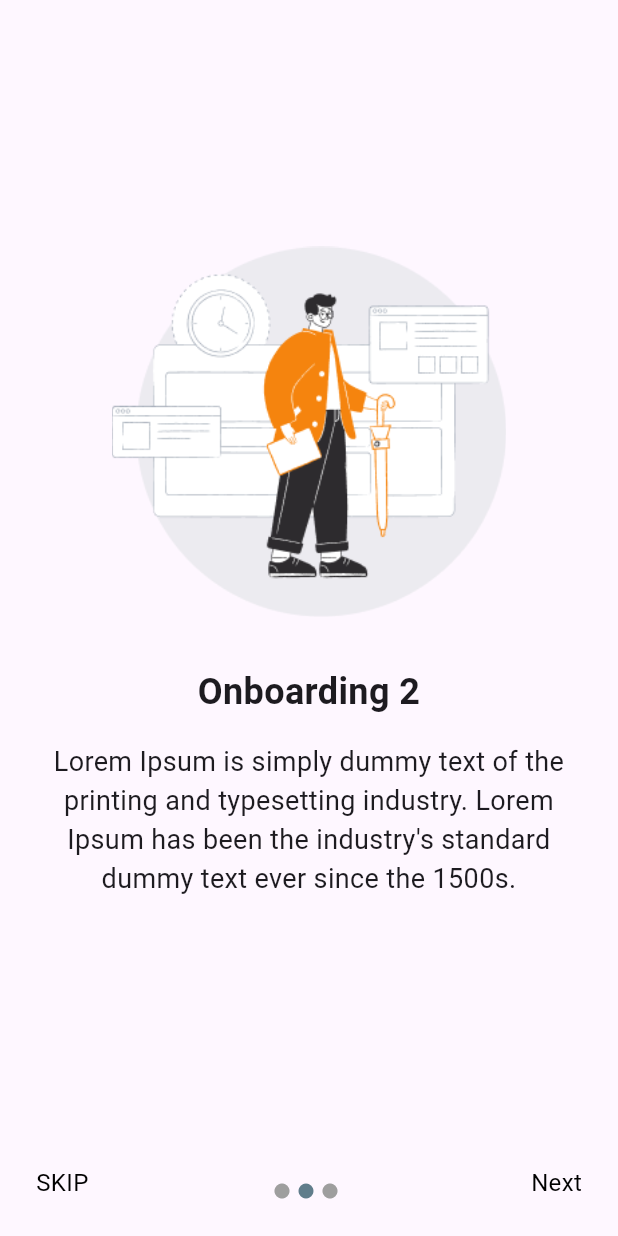
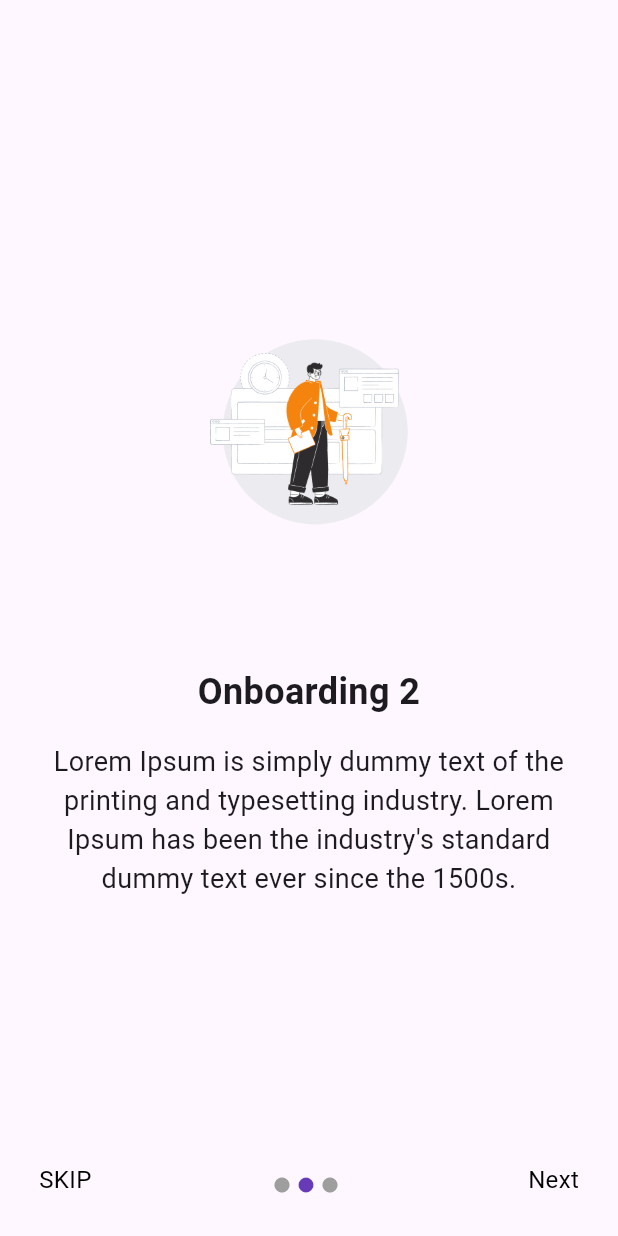
Before and after one commit to ahmedkhan4u/custom_onboard, a Flutter app: the screen it shows after launch, swiped to page 2, on a phone screen of 412 x 824 dp. Run offline on Flutter 3.47's test engine with Material 3 defaults, Android fonts, the phone set to English and light mode, and no system bars.

Commit message:
Updated Changes
Image Animation
Other helper fields added

```diff
--- a/example/lib/main.dart
+++ b/example/lib/main.dart
@@ -36,25 +36,38 @@ class _MyHomePageState extends State<MyHomePage> {
         pages: [
           PageModel(
             title: "Onboarding 1",
-            body: "Lorem Ipsum is simply dummy text of the printing and typesetting industry. Lorem Ipsum has been the industry's standard dummy text.",
+            body:
+                "Lorem Ipsum is simply dummy text of the printing and typesetting industry. Lorem Ipsum has been the industry's standard dummy text.",
             imagePath: "assets/images/onboard1.png",
           ),
-
           PageModel(
             title: "Onboarding 2",
-            body: "Lorem Ipsum is simply dummy text of the printing and typesetting industry. Lorem Ipsum has been the industry's standard dummy text ever since the 1500s.",
+            body:
+                "Lorem Ipsum is simply dummy text of the printing and typesetting industry. Lorem Ipsum has been the industry's standard dummy text ever since the 1500s.",
             imagePath: "assets/images/onboard2.png",
           ),
-
           PageModel(
             title: "Onboarding 3",
-            body: "Lorem Ipsum is simply dummy text of the printing and typesetting industry. Lorem Ipsum has been the industry's standard dummy text ever since the 1500s, when an unknown printer took a galley of type and scrambled it to make a type specimen book.",
+            body:
+                "Lorem Ipsum is simply dummy text of the printing and typesetting industry. Lorem Ipsum has been the industry's standard dummy text ever since the 1500s, when an unknown printer took a galley of type and scrambled it to make a type specimen book.",
             imagePath: "assets/images/onboard3.png",
-          )
+          ),
+        ],
 
-        ],
+        finishButtonText: "Get Started",
+        activeDotColor: Colors.deepPurple,
+        // showAnimation: false,
+        onFinishClick: () {
+          debugPrint('Onboarding completed');
+          // Navigate to your desired page here.
+          // Example: Navigator.pushNamed(context, '/your_desired_page');
+        },
+        onSkipClick: () {
+          debugPrint('Onboarding skipped');
+          // Navigate to your desired page here.
+          // Example: Navigator.pushNamed(context, '/your_desired_page');
+        },
       ),
     );
   }
-
 }
--- a/lib/custom_onboard.dart
+++ b/lib/custom_onboard.dart
@@ -21,10 +21,18 @@ class CustomOnboard extends StatefulWidget {
   final TextStyle? bodyTextStyle;
   final TextAlign? bodyTextAlignment;
   final TextStyle? buttonTextStyle;
+  final TextStyle? skipButtonTextStyle;
+  final TextStyle? nextButtonTextStyle;
+  final TextStyle? finishButtonTextStyle;
   final BoxDecoration? buttonBoxDecoration;
+  final BoxDecoration? skipButtonBoxDecoration;
+  final BoxDecoration? nextButtonBoxDecoration;
+  final BoxDecoration? finishButtonBoxDecoration;
   final Color skipButtonTextColor;
   final Color finishButtonTextColor;
   final Color nextButtonTextColor;
+  final bool showAnimation;
+  final EdgeInsetsGeometry buttonPadding;
 
   const CustomOnboard({
     super.key,
@@ -42,27 +50,56 @@ class CustomOnboard extends StatefulWidget {
     this.bodyTextStyle,
     this.bodyTextAlignment,
     this.buttonTextStyle,
+    this.skipButtonTextStyle,
+    this.nextButtonTextStyle,
+    this.finishButtonTextStyle,
     this.buttonBoxDecoration,
+    this.skipButtonBoxDecoration,
+    this.nextButtonBoxDecoration,
+    this.finishButtonBoxDecoration,
     this.skipButtonTextColor = Colors.black,
     this.finishButtonTextColor = Colors.black,
     this.nextButtonTextColor = Colors.black,
+    this.showAnimation = true,
+    this.buttonPadding = const EdgeInsets.all(10.0),
   });
 
   @override
   State<CustomOnboard> createState() => _CustomOnboardState();
 }
 
-class _CustomOnboardState extends State<CustomOnboard> {
+class _CustomOnboardState extends State<CustomOnboard> with TickerProviderStateMixin {
+  late final AnimationController _animationController = AnimationController(
+    duration: const Duration(seconds: 2),
+    vsync: this,
+  );
+  late final Animation<double> _animation = CurvedAnimation(
+    parent: _animationController,
+    curve: Curves.fastOutSlowIn,
+  );
+
   final PageController _pageController = PageController(initialPage: 0);
 
   int _currentPage = 0;
 
   @override
   void initState() {
+    if (widget.showAnimation) {
+      _animationController.forward();
+    }
     super.initState();
     _pageController.addListener(() {
       setState(() {
-        _currentPage = _pageController.page!.round(); // Tracks current page
+        int newPage = _pageController.page!.round();
+        if (_currentPage != newPage) {
+          _currentPage = newPage;
+          if (widget.showAnimation) {
+            _animationController.reset(); // Reset animation
+            _animationController.forward(); // Start fresh
+          } else {
+            _animationController.stop();
+          }
+        }
       });
     });
   }
@@ -83,17 +120,38 @@ class _CustomOnboardState extends State<CustomOnboard> {
               child: Column(
                 children: [
                   SizedBox(height: height * 0.18),
-                  Image.asset(
-                    page.imagePath!,
+                  SizedBox(
                     height: height * 0.3,
-                    width: width * 1,
-                    fit: BoxFit.fitHeight,
+                    child: widget.showAnimation
+                        ? ScaleTransition(
+                            scale: _animation,
+                            child: Visibility(
+                              visible: _currentPage == widget.pages.indexOf(page),
+                              child: Image.asset(
+                                page.imagePath!,
+                                height: height * 0.3,
+                                width: width * 1,
+                                fit: BoxFit.fitHeight,
+                              ),
+                            ),
+                          )
+                        : Image.asset(
+                            page.imagePath!,
+                            height: height * 0.3,
+                            width: width * 1,
+                            fit: BoxFit.fitHeight,
+                          ),
                   ),
                   SizedBox(height: height * 0.04),
                   Text(
                     page.title!,
                     textAlign: TextAlign.center,
-                    style: widget.titleTextStyle ?? const TextStyle(fontSize: 24, fontWeight: FontWeight.bold),
+                    style: widget.titleTextStyle ??
+                        TextStyle(
+                          fontSize: 24,
+                          fontWeight: FontWeight.bold,
+                          color: page.titleTextColor,
+                        ),
                   ),
                   SizedBox(
                     height: height * 0.02,
@@ -102,8 +160,9 @@ class _CustomOnboardState extends State<CustomOnboard> {
                     page.body!,
                     textAlign: widget.bodyTextAlignment ?? TextAlign.center,
                     style: widget.bodyTextStyle ??
-                        const TextStyle(
+                        TextStyle(
                           fontSize: 18,
+                          color: page.bodyTextColor,
                         ),
                   ),
                 ],
@@ -127,10 +186,13 @@ class _CustomOnboardState extends State<CustomOnboard> {
                           child: InkWell(
                               onTap: widget.onSkipClick,
                               child: Container(
-                                  padding: const EdgeInsets.all(8),
+                                  decoration: widget.skipButtonBoxDecoration ?? widget.buttonBoxDecoration,
+                                  padding: widget.buttonPadding,
                                   child: Text(
                                     widget.skipButtonText ?? "SKIP",
-                                    style: widget.buttonTextStyle ?? TextStyle(fontSize: 16, color: widget.skipButtonTextColor),
+                                    style: widget.skipButtonTextStyle ??
+                                        widget.buttonTextStyle ??
+                                        TextStyle(fontSize: 16, color: widget.skipButtonTextColor),
                                   ))),
                         ))
                       : const Expanded(child: SizedBox.shrink()),
@@ -139,7 +201,7 @@ class _CustomOnboardState extends State<CustomOnboard> {
                           child: Align(
                             alignment: Alignment.bottomCenter,
                             child: Padding(
-                              padding: const EdgeInsets.all(8),
+                              padding: const EdgeInsets.all(12),
                               child: Row(
                                   mainAxisAlignment: MainAxisAlignment.center,
                                   crossAxisAlignment: CrossAxisAlignment.center,
@@ -149,7 +211,9 @@ class _CustomOnboardState extends State<CustomOnboard> {
                                       child: Icon(
                                         Icons.circle,
                                         size: 12,
-                                        color: _currentPage == index ? Colors.blueGrey : Colors.grey,
+                                        color: _currentPage == index
+                                            ? widget.activeDotColor ?? Colors.blueGrey
+                                            : widget.inactiveDotColor ?? Colors.grey,
                                       ),
                                     );
                                   })),
@@ -171,10 +235,13 @@ class _CustomOnboardState extends State<CustomOnboard> {
                                 }
                               },
                               child: Container(
-                                  padding: const EdgeInsets.all(8),
+                                  decoration: widget.nextButtonBoxDecoration ?? widget.buttonBoxDecoration,
+                                  padding: widget.buttonPadding,
                                   child: Text(
                                     widget.nextButtonText ?? "Next",
-                                    style: widget.buttonTextStyle ?? TextStyle(fontSize: 16, color: widget.nextButtonTextColor),
+                                    style: widget.nextButtonTextStyle ??
+                                        widget.buttonTextStyle ??
+                                        TextStyle(fontSize: 16, color: widget.nextButtonTextColor),
                                   ))),
                         ))
                       :
@@ -186,10 +253,13 @@ class _CustomOnboardState extends State<CustomOnboard> {
                           child: InkWell(
                               onTap: widget.onFinishClick,
                               child: Container(
-                                  padding: const EdgeInsets.all(8),
+                                  decoration: widget.finishButtonBoxDecoration ?? widget.buttonBoxDecoration,
+                                  padding: widget.buttonPadding,
                                   child: Text(
                                     widget.finishButtonText ?? "Finish",
-                                    style: widget.buttonTextStyle ?? TextStyle(fontSize: 16, color: widget.finishButtonTextColor),
+                                    style: widget.finishButtonTextStyle ??
+                                        widget.buttonTextStyle ??
+                                        TextStyle(fontSize: 16, color: widget.finishButtonTextColor),
                                   ))),
                         )),
                 ],
@@ -204,6 +274,7 @@ class _CustomOnboardState extends State<CustomOnboard> {
   @override
   void dispose() {
     _pageController.dispose();
+    _animationController.dispose();
     super.dispose();
   }
 }
--- a/lib/src/page_model.dart
+++ b/lib/src/page_model.dart
@@ -5,15 +5,14 @@ class PageModel {
   final String? body;
   final String? imagePath;
   final Color? pageColor;
-  final Color? titleColor;
-  final Color? bodyColor;
+  final Color? titleTextColor;
+  final Color? bodyTextColor;
 
-  PageModel({
-    required this.title,
-    required this.body,
-    required this.imagePath,
-    this.pageColor,
-    this.titleColor,
-    this.bodyColor
-  });
+  PageModel(
+      {required this.title,
+      required this.body,
+      required this.imagePath,
+      this.pageColor,
+      this.titleTextColor,
+      this.bodyTextColor});
 }
```
